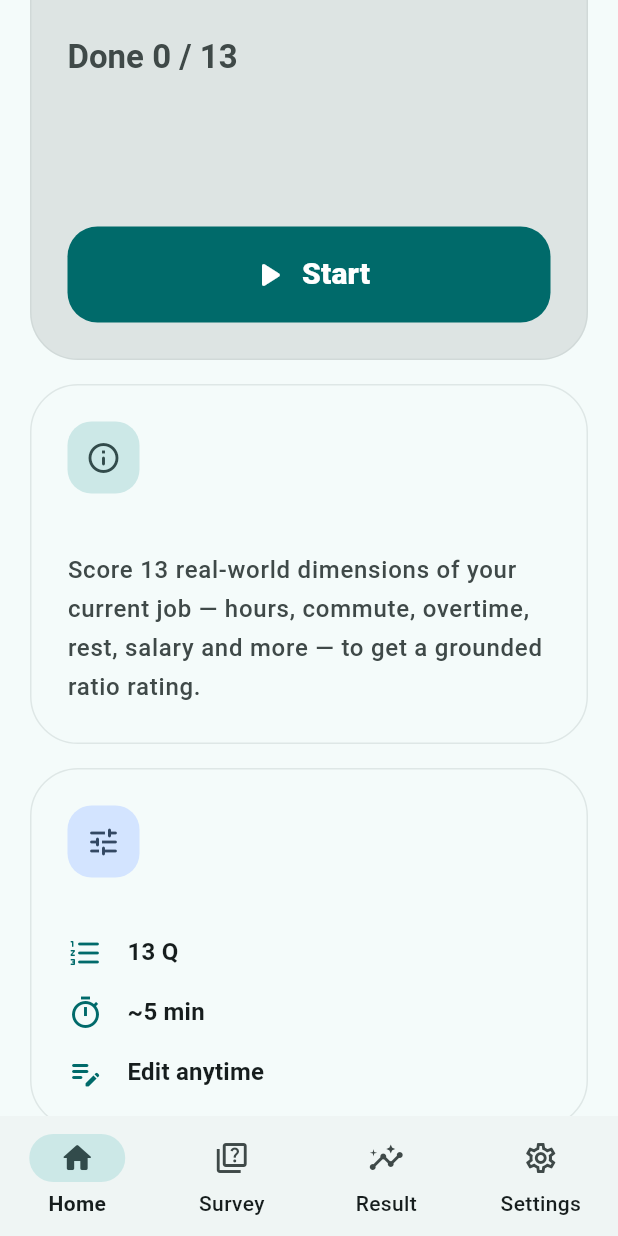
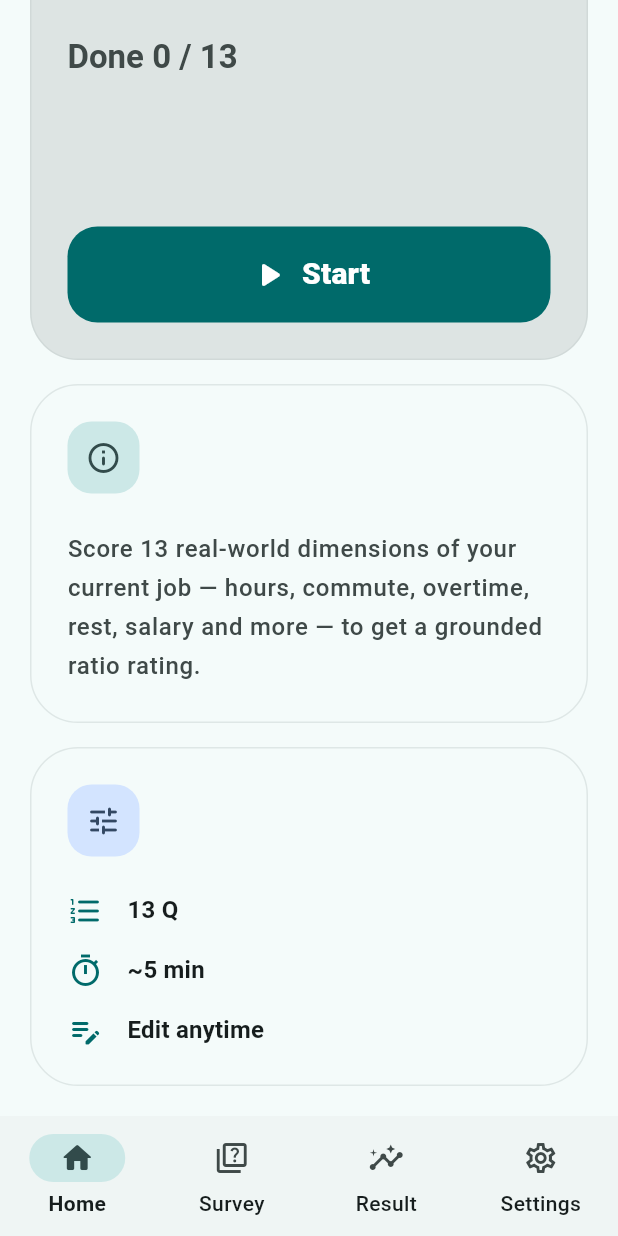
Before and after one commit to EggFine/WORKNMB, a Flutter app: the screen it shows after launch, scrolled down 516 dp, on a phone screen of 412 x 824 dp. Run offline on Flutter 3.47's test engine with Material 3 defaults, Android fonts, the phone set to English and light mode, and no system bars.

Commit message:
Fix excessive spacing in Info and Meta tiles on mobile
Removed the fixed height and Spacer from the Info and Meta Bento cards when displayed in the narrow mobile layout. This allows the cards to dynamically wrap their content, eliminating the unusually large gap between the icon and the text.

```diff
--- a/lib/features/survey/presentation/widgets/sections/home_section.dart
+++ b/lib/features/survey/presentation/widgets/sections/home_section.dart
@@ -94,9 +94,9 @@ class HomeSection extends StatelessWidget {
                 const SizedBox(height: 16),
                 _buildActionTile(context, height: 420),
                 const SizedBox(height: 16),
-                _buildInfoTile(context, height: 240),
+                _buildInfoTile(context, height: null),
                 const SizedBox(height: 16),
-                _buildMetaTile(context, height: 240),
+                _buildMetaTile(context, height: null),
               ],
             ),
           );
@@ -276,7 +276,7 @@ class HomeSection extends StatelessWidget {
     );
   }
 
-  Widget _buildInfoTile(BuildContext context, {required double height}) {
+  Widget _buildInfoTile(BuildContext context, {double? height}) {
     final theme = Theme.of(context);
     final scheme = theme.colorScheme;
     final strings = AppStrings.of(context);
@@ -286,6 +286,7 @@ class HomeSection extends StatelessWidget {
       color: scheme.surface,
       child: Column(
         crossAxisAlignment: CrossAxisAlignment.start,
+        mainAxisSize: height == null ? MainAxisSize.min : MainAxisSize.max,
         children: [
           Container(
             padding: const EdgeInsets.all(12),
@@ -298,7 +299,7 @@ class HomeSection extends StatelessWidget {
               color: scheme.onSecondaryContainer,
             ),
           ),
-          const Spacer(),
+          if (height != null) const Spacer() else const SizedBox(height: 24),
           Text(
             strings.homeIntro,
             maxLines: 4,
@@ -314,7 +315,7 @@ class HomeSection extends StatelessWidget {
     );
   }
 
-  Widget _buildMetaTile(BuildContext context, {required double height}) {
+  Widget _buildMetaTile(BuildContext context, {double? height}) {
     final theme = Theme.of(context);
     final scheme = theme.colorScheme;
     final strings = AppStrings.of(context);
@@ -330,6 +331,7 @@ class HomeSection extends StatelessWidget {
       color: scheme.surface,
       child: Column(
         crossAxisAlignment: CrossAxisAlignment.start,
+        mainAxisSize: height == null ? MainAxisSize.min : MainAxisSize.max,
         children: [
           Container(
             padding: const EdgeInsets.all(12),
@@ -339,7 +341,7 @@ class HomeSection extends StatelessWidget {
             ),
             child: Icon(Icons.tune_rounded, color: scheme.onTertiaryContainer),
           ),
-          const Spacer(),
+          if (height != null) const Spacer() else const SizedBox(height: 24),
           _buildMetaRow(
             context,
             Icons.format_list_numbered_rounded,
@@ -381,13 +383,13 @@ class HomeSection extends StatelessWidget {
 class _BentoCard extends StatelessWidget {
   const _BentoCard({
     required this.child,
-    required this.height,
+    this.height,
     this.color,
     this.gradient,
   });
 
   final Widget child;
-  final double height;
+  final double? height;
   final Color? color;
   final Gradient? gradient;
 
```
